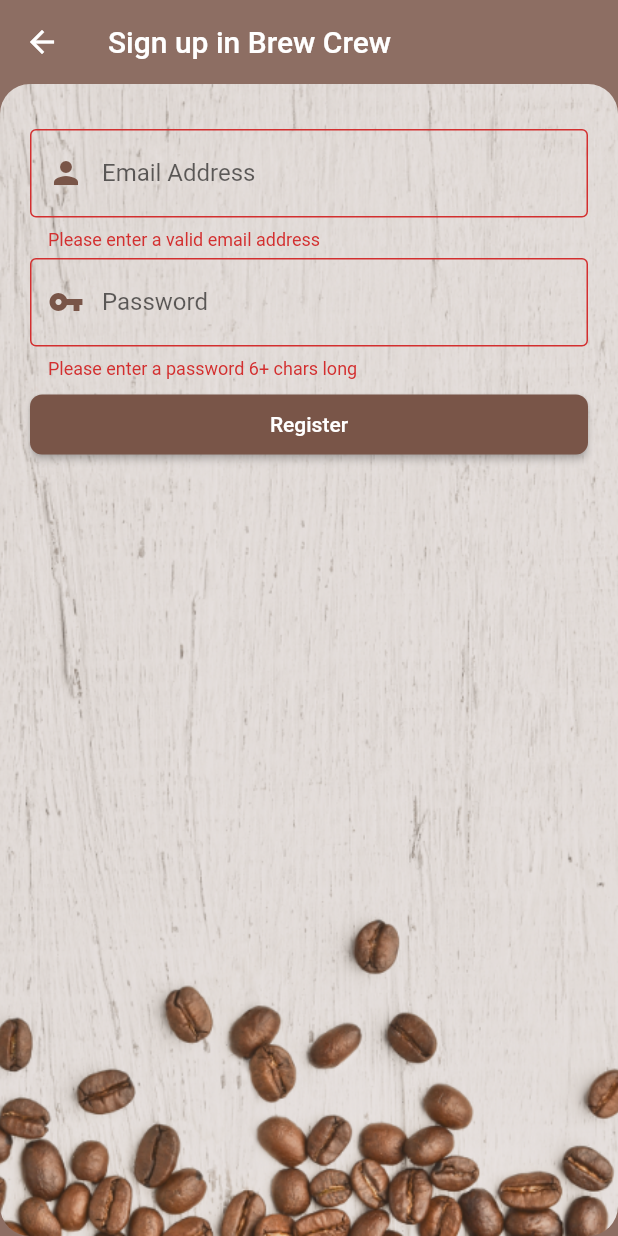
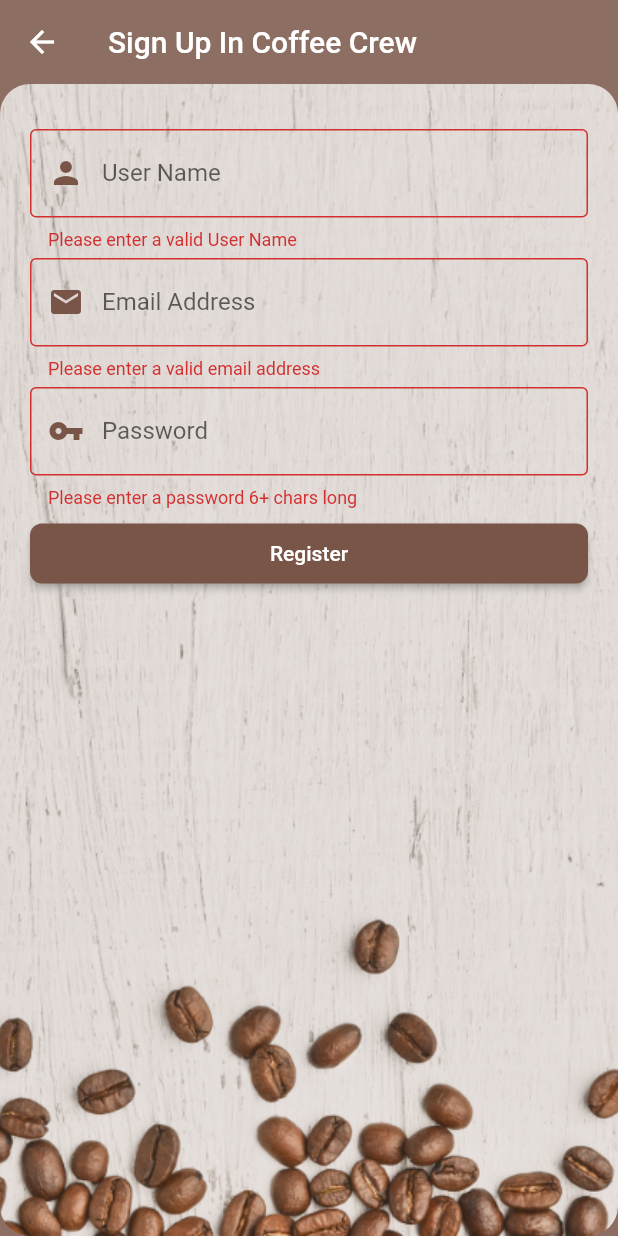
Before and after one commit to MustafaAlsihati/Brew-Crew, a Flutter app: the Register screen opened directly, after a tap on "Register", on a phone screen of 412 x 824 dp. Run offline on Flutter 3.47's test engine with Material 2 defaults, Android fonts, the phone set to English and light mode, and no system bars; our stand-ins replace cloud_firestore, firebase_auth, flutter_spinkit; accounts and stored records are empty.

Commit message:
Added Arabic text to all interfaces, and change some english texts

```diff
--- a/lang/en.json
+++ b/lang/en.json
@@ -1,12 +1,27 @@
 {
   "title": "Coffee Crew",
   "signInTitle": "Sign In to Coffee Crew",
+  "signUpTitle": "Sign Up In Coffee Crew",
   "emailHint": "Email Address",
   "passwordHint": "Password",
+  "userNameHint": "User Name",
   "signIn": "Sign In",
+  "register": "Register",
   "signUp1": "Don't have an account? ",
   "signUp2": "Sign Up",
   "enterEmail": "Please enter your email address",
   "enterPassword": "Please enter your password",
-  "loginError": "Incorrect email address or password"
+  "loginError": "Incorrect email address or password",
+  "validEmailMsg": "Please enter a valid email address",
+  "validPasswordMsg": "Please enter a password 6+ chars long",
+  "validUserNameMsg": "Please enter a valid User Name",
+  "errorRegister": "Error occured, user may already exists",
+  "registerSuccess": "Registered Successfully",
+  "loading": "Loading",
+  "sugarIntake": "Sugar(s) intakes",
+  "coffeeStrength": "Coffee strength",
+  "sugar": "Sugar(s)",
+  "updateSettings": "Update Coffee Settings",
+  "updateBtn": "Update",
+  "logout": "Logout"
 }
--- a/lib/main.dart
+++ b/lib/main.dart
@@ -20,7 +20,8 @@ class MyApp extends StatelessWidget {
     return StreamProvider<User>.value(
       value: AuthService().user,
       child: MaterialApp(
-        title: 'Coffee Crew',
+        onGenerateTitle: (context) =>
+            AppLocalizations.of(context).text('title'),
         debugShowCheckedModeBanner: false,
         supportedLocales: [
           Locale('en'),
--- a/lib/screens/auth/register.dart
+++ b/lib/screens/auth/register.dart
@@ -1,3 +1,4 @@
+import 'package:brew_crew/locale/app_localization.dart';
 import 'package:brew_crew/services/authservice.dart';
 import 'package:flutter/material.dart';
 import 'package:brew_crew/utils/dialogs.dart';
@@ -18,6 +19,7 @@ class _RegisterState extends State<Register> {
   // Fields values:
   String email = '';
   String password = '';
+  String username = '';
 
   @override
   Widget build(BuildContext context) {
@@ -28,7 +30,7 @@ class _RegisterState extends State<Register> {
         backgroundColor: Colors.brown[400],
         brightness: Brightness.dark,
         elevation: 0.0,
-        title: Text('Sign up in Brew Crew'),
+        title: Text(AppLocalizations.of(context).text('signUpTitle')),
       ),
       body: GestureDetector(
         onTap: () => FocusScope.of(context).unfocus(),
@@ -56,12 +58,40 @@ class _RegisterState extends State<Register> {
                 children: <Widget>[
                   SizedBox(height: 20.0),
                   TextFormField(
+                    validator: (val) => val.length == 0
+                        ? AppLocalizations.of(context).text('validUserNameMsg')
+                        : null,
+                    decoration: InputDecoration(
+                        border: new OutlineInputBorder(
+                          borderSide: new BorderSide(color: Colors.brown),
+                        ),
+                        hintText:
+                            AppLocalizations.of(context).text('userNameHint'),
+                        helperText: '',
+                        labelText:
+                            AppLocalizations.of(context).text('userNameHint'),
+                        prefixIcon: const Icon(
+                          Icons.person,
+                          color: Colors.brown,
+                        ),
+                        prefixText: '',
+                        suffixText: '',
+                        suffixStyle: const TextStyle(color: Colors.black)),
+                    onChanged: (val) {
+                      setState(() {
+                        username = val;
+                      });
+                    },
+                  ),
+                  SizedBox(height: 5.0),
+                  TextFormField(
                     validator: (val) {
                       bool emailValid = RegExp(
                               r"^[a-zA-Z0-9.a-zA-Z0-9.!#$%&'*+-/=?^_`{|}~]+@[a-zA-Z0-9]+\.[a-zA-Z]+")
                           .hasMatch(val);
                       if (emailValid == false) {
-                        return 'Please enter a valid email address';
+                        return AppLocalizations.of(context)
+                            .text('validEmailMsg');
                       }
                       return null;
                     },
@@ -69,11 +99,13 @@ class _RegisterState extends State<Register> {
                         border: new OutlineInputBorder(
                           borderSide: new BorderSide(color: Colors.brown),
                         ),
-                        hintText: 'Email Address',
+                        hintText:
+                            AppLocalizations.of(context).text('emailHint'),
                         helperText: '',
-                        labelText: 'Email Address',
+                        labelText:
+                            AppLocalizations.of(context).text('emailHint'),
                         prefixIcon: const Icon(
-                          Icons.person,
+                          Icons.email,
                           color: Colors.brown,
                         ),
                         prefixText: '',
@@ -88,15 +120,17 @@ class _RegisterState extends State<Register> {
                   SizedBox(height: 5.0),
                   TextFormField(
                     validator: (val) => val.length < 6
-                        ? 'Please enter a password 6+ chars long'
+                        ? AppLocalizations.of(context).text('validPasswordMsg')
                         : null,
                     decoration: InputDecoration(
                         border: new OutlineInputBorder(
                           borderSide: new BorderSide(color: Colors.brown),
                         ),
-                        hintText: 'Password',
+                        hintText:
+                            AppLocalizations.of(context).text('passwordHint'),
                         helperText: '',
-                        labelText: 'Password',
+                        labelText:
+                            AppLocalizations.of(context).text('passwordHint'),
                         prefixIcon: const Icon(
                           Icons.vpn_key,
                           color: Colors.brown,
@@ -121,7 +155,7 @@ class _RegisterState extends State<Register> {
                       ),
                       color: Colors.brown,
                       child: Text(
-                        'Register',
+                        AppLocalizations.of(context).text('register'),
                         style: TextStyle(
                           color: Colors.white,
                         ),
@@ -131,11 +165,13 @@ class _RegisterState extends State<Register> {
                           loadingDialog(context);
                           dynamic result =
                               await _auth.registerWithEmailAndPassword(
-                                  email.trim(), password);
+                                  email.trim(), password, username.trim());
                           if (result == null) {
                             Navigator.pop(context);
-                            errorDialog(context,
-                                'Error occured, user may already exists');
+                            errorDialog(
+                                context,
+                                AppLocalizations.of(context)
+                                    .text('errorRegister'));
                           } else {
                             Navigator.pushAndRemoveUntil(
                               context,
@@ -143,7 +179,10 @@ class _RegisterState extends State<Register> {
                                   builder: (context) => Wrapper()),
                               (Route<dynamic> route) => false,
                             );
-                            successDialog(context, 'Registered Successfully');
+                            successDialog(
+                                context,
+                                AppLocalizations.of(context)
+                                    .text('registerSuccess'));
                           }
                         }
                       },
--- a/lib/screens/home/brew_tile.dart
+++ b/lib/screens/home/brew_tile.dart
@@ -1,3 +1,4 @@
+import 'package:brew_crew/locale/app_localization.dart';
 import 'package:brew_crew/models/brew.dart';
 import 'package:brew_crew/widgets/brewtile_dialog.dart';
 import 'package:flutter/material.dart';
@@ -11,6 +12,7 @@ class BrewTile extends StatelessWidget {
 
   @override
   Widget build(BuildContext context) {
+    String sugarIntake = AppLocalizations.of(context).text('sugarIntake');
     return Padding(
       padding: EdgeInsets.only(top: 8.0),
       child: Card(
@@ -30,7 +32,7 @@ class BrewTile extends StatelessWidget {
                 brew.strength], // Color is based on strength of the user brew.
           ),
           title: Text(brew.name),
-          subtitle: Text('Sugar(s) intakes: ${brew.sugars}'),
+          subtitle: Text('$sugarIntake: ${brew.sugars}'),
           onTap: () => showDialog(
               context: context,
               barrierDismissible: true,
--- a/lib/screens/home/home.dart
+++ b/lib/screens/home/home.dart
@@ -1,4 +1,5 @@
 import 'package:brew_crew/icons/settings_icon_icons.dart';
+import 'package:brew_crew/locale/app_localization.dart';
 import 'package:brew_crew/models/brew.dart';
 import 'package:brew_crew/screens/home/settings_form.dart';
 import 'package:flutter/material.dart';
@@ -40,7 +41,7 @@ class Home extends StatelessWidget {
       child: Scaffold(
         backgroundColor: Colors.brown[400],
         appBar: AppBar(
-          title: Text('Brew Crew'),
+          title: Text(AppLocalizations.of(context).text('title')),
           centerTitle: true,
           backgroundColor: Colors.brown[400],
           elevation: 0.0,
--- a/lib/services/authservice.dart
+++ b/lib/services/authservice.dart
@@ -45,14 +45,15 @@ class AuthService {
   }
 
   // Register :
-  Future registerWithEmailAndPassword(String email, String password) async {
+  Future registerWithEmailAndPassword(
+      String email, String password, String username) async {
     try {
       AuthResult result = await _auth.createUserWithEmailAndPassword(
           email: email, password: password);
       FirebaseUser user = result.user;
 
       await DatabaseService(uid: user.uid)
-          .updateUserData('0', 'user@${user.uid}', 100);
+          .updateUserData('0', '$username', 100);
       return _userFromFirebaseUser(user);
     } catch (e) {
       print('Error accured: ${e.toString()}');
--- a/lib/utils/constants.dart
+++ b/lib/utils/constants.dart
@@ -19,8 +19,9 @@ const textInputDecoration = InputDecoration(
   ),
 );
 
-const brewNameTextInputDecoration = InputDecoration(
-  hintText: 'Brew Name',
+InputDecoration brewNameTextInputDecoration(String msg) {
+  return InputDecoration(
+    hintText: '$msg',
     fillColor: Colors.white,
     filled: true,
     contentPadding:
@@ -38,3 +39,4 @@ const brewNameTextInputDecoration = InputDecoration(
       ),
     ),
   );
+}
--- a/lib/widgets/brewtile_dialog.dart
+++ b/lib/widgets/brewtile_dialog.dart
@@ -1,3 +1,4 @@
+import 'package:brew_crew/locale/app_localization.dart';
 import 'package:brew_crew/models/brew.dart';
 import 'package:flutter/material.dart';
 
@@ -7,6 +8,8 @@ class TileDialog extends StatelessWidget {
 
   @override
   Widget build(BuildContext context) {
+    String coffeeStrength = AppLocalizations.of(context).text('coffeeStrength');
+    String sugarIntake = AppLocalizations.of(context).text('sugarIntake');
     return Dialog(
       backgroundColor: Colors.transparent,
       child: Container(
@@ -41,13 +44,13 @@ class TileDialog extends StatelessWidget {
               ),
               SizedBox(height: 20),
               Text(
-                "Coffee strength: ${brew.strength}",
+                "$coffeeStrength: ${brew.strength}",
                 textAlign: TextAlign.center,
                 style: TextStyle(color: Colors.grey[700]),
               ),
               SizedBox(height: 10),
               Text(
-                "Takes ${brew.sugars} sugar(s)",
+                '$sugarIntake: ${brew.sugars}',
                 textAlign: TextAlign.center,
                 style: TextStyle(
                     color: Colors.grey[700], fontStyle: FontStyle.italic),
--- a/lib/widgets/loading_dialog.dart
+++ b/lib/widgets/loading_dialog.dart
@@ -1,3 +1,4 @@
+import 'package:brew_crew/locale/app_localization.dart';
 import 'package:flutter/material.dart';
 
 class LoadingDialog extends StatelessWidget {
@@ -20,7 +21,7 @@ class LoadingDialog extends StatelessWidget {
               ),
               SizedBox(height: 10),
               Text(
-                "Loading",
+                AppLocalizations.of(context).text('loading'),
                 textAlign: TextAlign.center,
                 style: TextStyle(fontSize: 20),
               ),
```
Also changed, not shown: lang/ar.json (+16 -1 lines), lib/screens/auth/signin.dart (+4 -6 lines), lib/screens/home/settings_form.dart (+15 -9 lines). Lines whose indentation alone changed are shown as unchanged.
